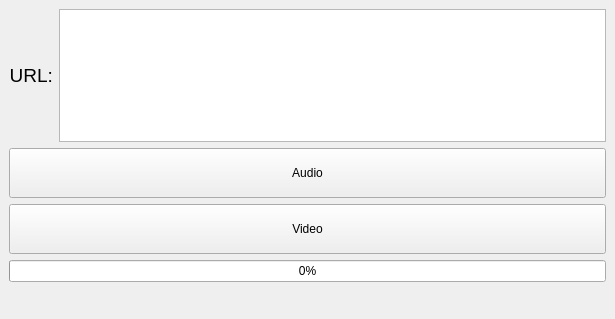
This is tutorial.ui in ArcticSlayy/BeginnerYTDownloaderGUI as Qt 5 draws it before an edit. The edited form follows.
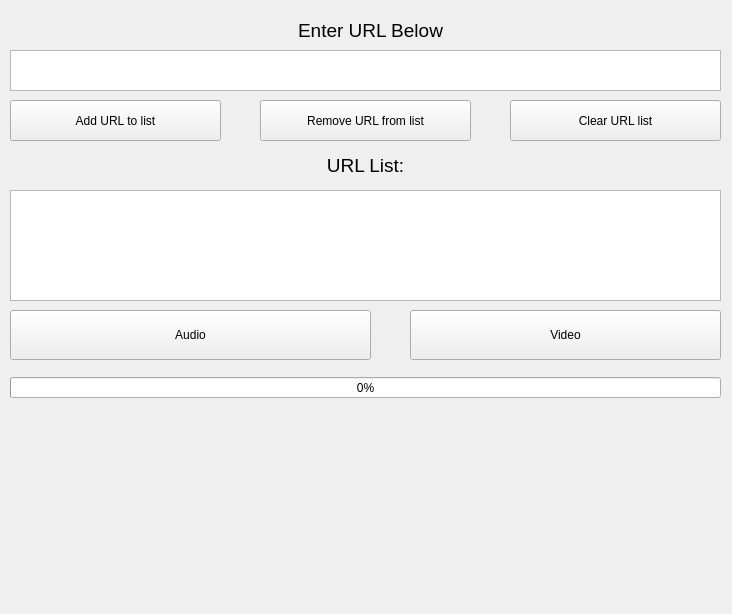
This is the edited form. Icons and pictures are not drawn.

```diff
--- a/tutorial.ui
+++ b/tutorial.ui
@@ -6,8 +6,8 @@
    <rect>
     <x>0</x>
     <y>0</y>
-    <width>615</width>
-    <height>319</height>
+    <width>732</width>
+    <height>614</height>
    </rect>
   </property>
   <property name="windowTitle">
@@ -18,27 +18,46 @@
     <normaloff>../../../Downloads/youtube-logo-hd-8.png</normaloff>../../../Downloads/youtube-logo-hd-8.png</iconset>
   </property>
   <widget class="QWidget" name="centralwidget">
-   <layout class="QGridLayout" name="gridLayout">
-    <item row="0" column="0">
      <widget class="QLabel" name="url_label">
+    <property name="geometry">
+     <rect>
+      <x>20</x>
+      <y>10</y>
+      <width>701</width>
+      <height>41</height>
+     </rect>
+    </property>
       <property name="font">
        <font>
         <pointsize>14</pointsize>
        </font>
       </property>
       <property name="text">
-       <string>URL:</string>
+     <string>Enter URL Below</string>
       </property>
       <property name="alignment">
-       <set>Qt::AlignRight|Qt::AlignTrailing|Qt::AlignVCenter</set>
-      </property>
-     </widget>
-    </item>
-    <item row="0" column="1">
-     <widget class="QTextEdit" name="url_text"/>
-    </item>
-    <item row="1" column="0" colspan="2">
+     <set>Qt::AlignCenter</set>
+    </property>
+   </widget>
+   <widget class="QTextEdit" name="url_text">
+    <property name="geometry">
+     <rect>
+      <x>10</x>
+      <y>50</y>
+      <width>711</width>
+      <height>41</height>
+     </rect>
+    </property>
+   </widget>
      <widget class="QPushButton" name="audio_button">
+    <property name="geometry">
+     <rect>
+      <x>10</x>
+      <y>310</y>
+      <width>361</width>
+      <height>50</height>
+     </rect>
+    </property>
       <property name="sizePolicy">
        <sizepolicy hsizetype="Minimum" vsizetype="Minimum">
         <horstretch>0</horstretch>
@@ -58,9 +77,15 @@
        <string>Audio</string>
       </property>
      </widget>
-    </item>
-    <item row="2" column="0" colspan="2">
      <widget class="QPushButton" name="video_button">
+    <property name="geometry">
+     <rect>
+      <x>410</x>
+      <y>310</y>
+      <width>311</width>
+      <height>50</height>
+     </rect>
+    </property>
       <property name="sizePolicy">
        <sizepolicy hsizetype="Minimum" vsizetype="Minimum">
         <horstretch>0</horstretch>
@@ -80,27 +105,113 @@
        <string>Video</string>
       </property>
      </widget>
-    </item>
-    <item row="3" column="0" colspan="2">
      <widget class="QProgressBar" name="progressBar">
+    <property name="geometry">
+     <rect>
+      <x>10</x>
+      <y>377</y>
+      <width>711</width>
+      <height>21</height>
+     </rect>
+    </property>
       <property name="value">
        <number>0</number>
       </property>
      </widget>
-    </item>
-    <item row="4" column="0" colspan="2">
      <widget class="QLabel" name="status_label">
+    <property name="geometry">
+     <rect>
+      <x>10</x>
+      <y>410</y>
+      <width>711</width>
+      <height>191</height>
+     </rect>
+    </property>
       <property name="font">
        <font>
-        <pointsize>14</pointsize>
+      <pointsize>15</pointsize>
        </font>
       </property>
       <property name="text">
        <string/>
       </property>
-     </widget>
-    </item>
-   </layout>
+    <property name="alignment">
+     <set>Qt::AlignCenter</set>
+    </property>
+    <property name="wordWrap">
+     <bool>true</bool>
+    </property>
+   </widget>
+   <widget class="QListWidget" name="url_list">
+    <property name="geometry">
+     <rect>
+      <x>10</x>
+      <y>190</y>
+      <width>711</width>
+      <height>111</height>
+     </rect>
+    </property>
+   </widget>
+   <widget class="QPushButton" name="add_button">
+    <property name="geometry">
+     <rect>
+      <x>10</x>
+      <y>100</y>
+      <width>211</width>
+      <height>41</height>
+     </rect>
+    </property>
+    <property name="text">
+     <string>Add URL to list</string>
+    </property>
+   </widget>
+   <widget class="QPushButton" name="remove_button">
+    <property name="geometry">
+     <rect>
+      <x>260</x>
+      <y>100</y>
+      <width>211</width>
+      <height>41</height>
+     </rect>
+    </property>
+    <property name="text">
+     <string>Remove URL from list</string>
+    </property>
+   </widget>
+   <widget class="QPushButton" name="clear_button">
+    <property name="geometry">
+     <rect>
+      <x>510</x>
+      <y>100</y>
+      <width>211</width>
+      <height>41</height>
+     </rect>
+    </property>
+    <property name="text">
+     <string>Clear URL list</string>
+    </property>
+   </widget>
+   <widget class="QLabel" name="url_label_2">
+    <property name="geometry">
+     <rect>
+      <x>10</x>
+      <y>150</y>
+      <width>711</width>
+      <height>31</height>
+     </rect>
+    </property>
+    <property name="font">
+     <font>
+      <pointsize>14</pointsize>
+     </font>
+    </property>
+    <property name="text">
+     <string>URL List:</string>
+    </property>
+    <property name="alignment">
+     <set>Qt::AlignCenter</set>
+    </property>
+   </widget>
   </widget>
  </widget>
  <resources/>
```
Lines whose indentation alone changed are shown as unchanged.
